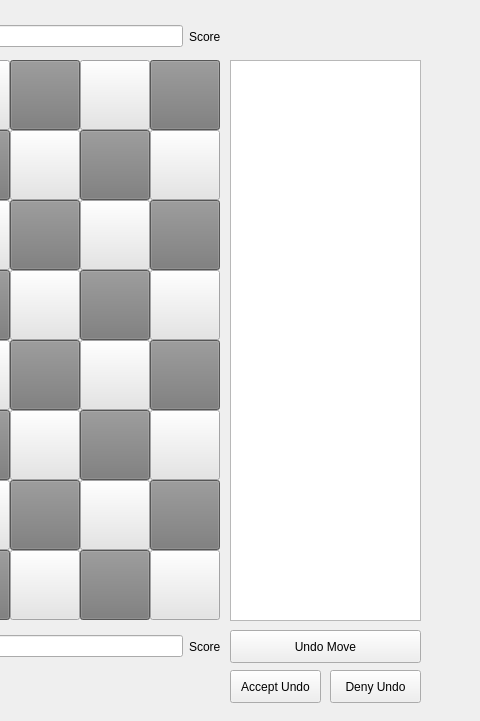
Above: schach/schachgui.ui from Charly-62/QtChessApp before the change; both pictures show x 390 to 870 and y 190 to 911 of the 870 by 911 pixel window. Below: the same form after it.
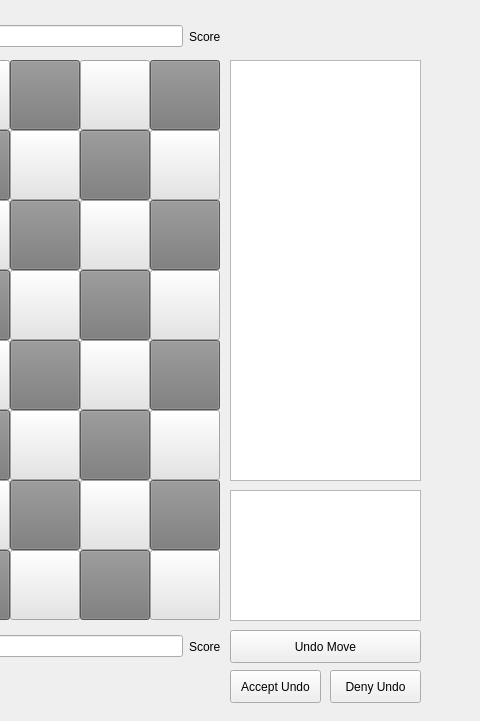
That is the form after the change.

Diff of the .ui file:
```diff
--- a/schach/schachgui.ui
+++ b/schach/schachgui.ui
@@ -391,7 +391,7 @@
        <x>590</x>
        <y>240</y>
        <width>191</width>
-       <height>561</height>
+       <height>421</height>
       </rect>
      </property>
     </widget>
@@ -1907,6 +1907,16 @@
       <string>Deny Undo</string>
      </property>
     </widget>
+    <widget class="QListWidget" name="lstInGameConsole">
+     <property name="geometry">
+      <rect>
+       <x>590</x>
+       <y>670</y>
+       <width>191</width>
+       <height>131</height>
+      </rect>
+     </property>
+    </widget>
    </widget>
   </widget>
  </widget>
```
Left out of the diff: 6 changed lines with no effect on the pictures.
